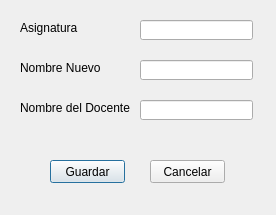
MaxFUO/Proyecto-Fin-de-Curso, file src/seleccionestudiante/vista/WireFrameEditarAsignatura.ui: the form before one commit.
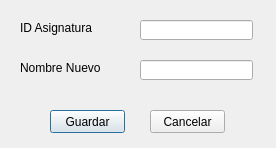
The form after the commit.

Commit message: Se corrigio WireFrameEditarAsignatura.ui V1.3

```diff
--- a/src/seleccionestudiante/vista/WireFrameEditarAsignatura.ui
+++ b/src/seleccionestudiante/vista/WireFrameEditarAsignatura.ui
@@ -7,7 +7,7 @@
     <x>0</x>
     <y>0</y>
     <width>276</width>
-    <height>215</height>
+    <height>148</height>
    </rect>
   </property>
   <property name="windowTitle">
@@ -23,7 +23,7 @@
     </rect>
    </property>
    <property name="text">
-    <string>Asignatura                :</string>
+    <string>ID Asignatura                :</string>
    </property>
   </widget>
   <widget class="QLineEdit" name="lineEditAsignatura">
@@ -59,34 +59,11 @@
     </rect>
    </property>
   </widget>
-  <widget class="QLabel" name="lbNombreDocente">
-   <property name="geometry">
-    <rect>
-     <x>20</x>
-     <y>100</y>
-     <width>111</width>
-     <height>16</height>
-    </rect>
-   </property>
-   <property name="text">
-    <string>Nombre del Docente :</string>
-   </property>
-  </widget>
-  <widget class="QLineEdit" name="lineEditNombreDocente">
-   <property name="geometry">
-    <rect>
-     <x>140</x>
-     <y>100</y>
-     <width>113</width>
-     <height>20</height>
-    </rect>
-   </property>
-  </widget>
   <widget class="QPushButton" name="btnGuardar">
    <property name="geometry">
     <rect>
      <x>50</x>
-     <y>160</y>
+     <y>110</y>
      <width>75</width>
      <height>23</height>
     </rect>
@@ -99,7 +76,7 @@
    <property name="geometry">
     <rect>
      <x>150</x>
-     <y>160</y>
+     <y>110</y>
      <width>75</width>
      <height>23</height>
     </rect>
```
Left out of the diff: 2 changed lines with no effect on the pictures. The commit also changes 2 other files.
